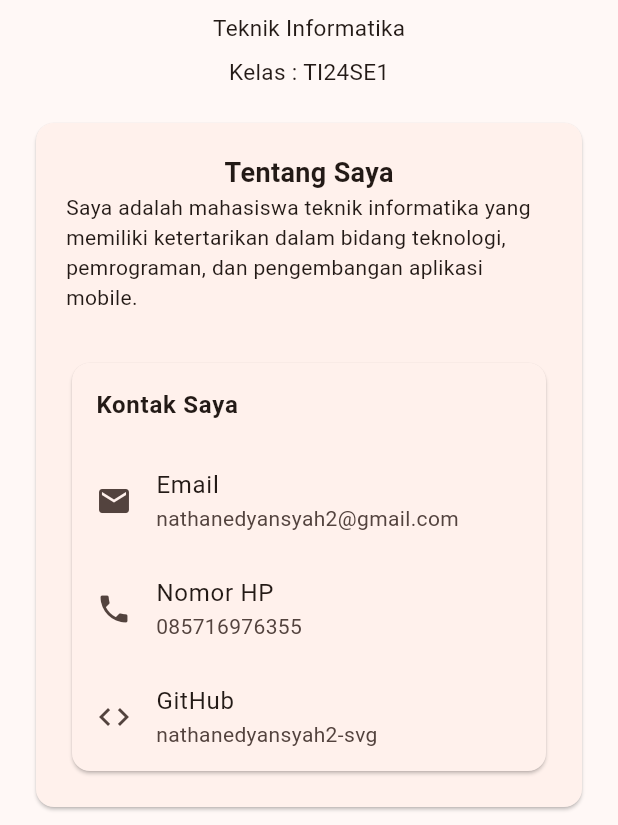
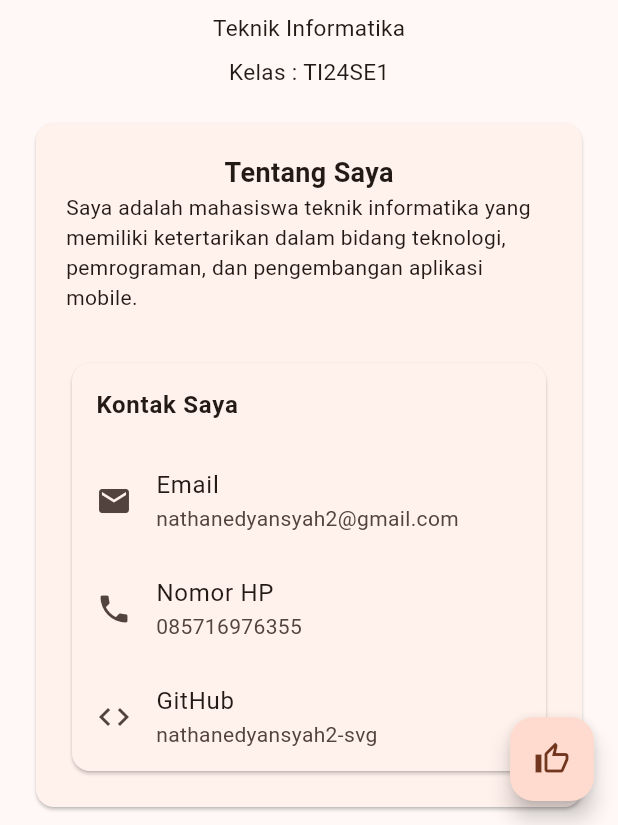
Before and after one commit to nathanedyansyah2-svg/uts-pml-1124160098, a Flutter app: the ProfilePage screen opened directly with empty values, on a phone screen of 412 x 824 dp, the part 411-1236 px from its top. Run offline on Flutter 3.47's test engine with Material 3 defaults, Android fonts, the phone set to English and light mode, and no system bars.

Commit message:
feat : menambahkan floatingaction di profil page

```diff
--- a/soal2_profil_app/lib/screens/profil_page.dart
+++ b/soal2_profil_app/lib/screens/profil_page.dart
@@ -211,6 +211,14 @@ class _ProfilePageState extends State<ProfilePage> {
         ),
         ),
       ),
+      floatingActionButton: FloatingActionButton(onPressed: (){
+        ScaffoldMessenger.of(context).showSnackBar(
+          SnackBar(content: Text('TERIMAKASIH SUDAH MENGUNJUNGI PROFIL SAYA'))
+        );
+      },
+      tooltip: 'Klik ini',
+      child: Icon(Icons.thumb_up_outlined),
+      ),
     );
   }
 }
```
